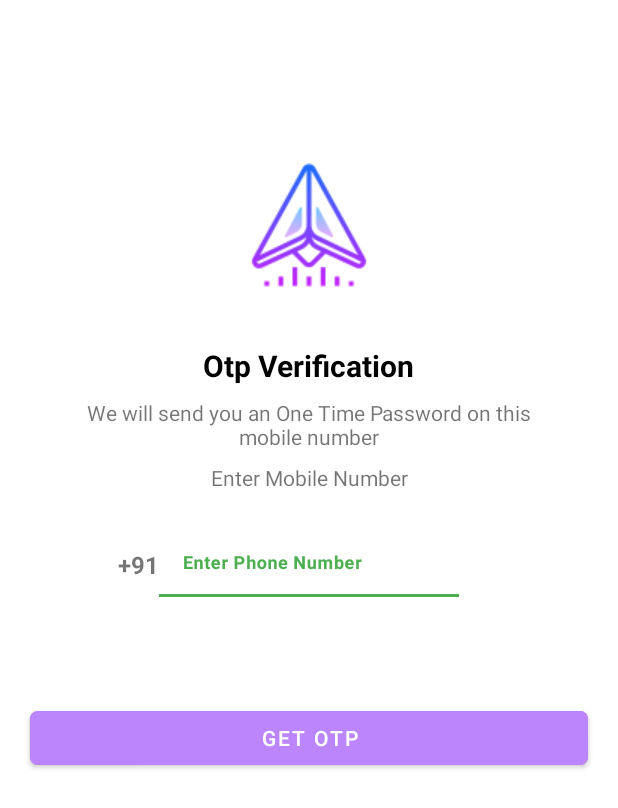
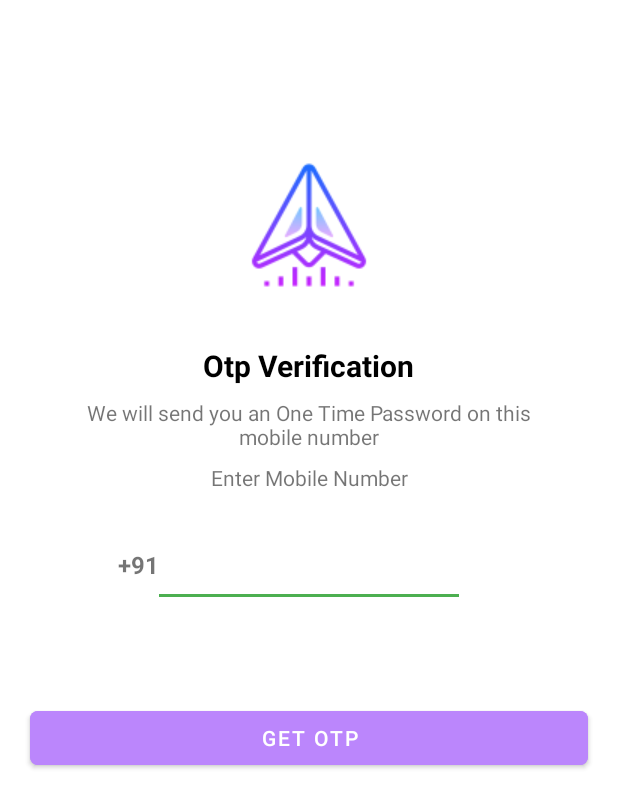
Before and after one commit to SimranjeetSingh5/Agro.ai, an Android app: the screen it shows after launch (SendOtpActivity), on a phone screen of 412 x 824 dp. Shown: the top 808 px of the screen. Run offline under Robolectric (Android 15) with nearby library versions, the phone set to English and light mode, and no system bars; our stand-ins replace Firebase (no records; nobody signed in at launch, a user with empty details on screens opened directly); Roboto replaces fonts that are not available here.

```diff
--- a/app/src/main/java/com/example/plantdiseasedetector/activities/SendOtpActivity.kt
+++ b/app/src/main/java/com/example/plantdiseasedetector/activities/SendOtpActivity.kt
@@ -34,7 +34,6 @@ class SendOtpActivity : AppCompatActivity() {
         binding = ActivitySendOtpBinding.inflate(layoutInflater)
         setContentView(binding.root)
 
-
         mAuth = FirebaseAuth.getInstance()
 
         binding.getOtp.setOnClickListener {
@@ -44,7 +43,7 @@ class SendOtpActivity : AppCompatActivity() {
             }
             binding.progressBar.visibility = View.VISIBLE
             binding.getOtp.visibility = View.INVISIBLE
-            val phone = "+91"+binding.inputMobile.text.toString()
+            val phone = "+91"+ binding.inputMobile.text.toString()
             sendVerificationCode(phone)
         }
     }
--- a/app/src/main/res/layout/activity_send_otp.xml
+++ b/app/src/main/res/layout/activity_send_otp.xml
@@ -76,7 +76,6 @@
                 android:layout_height="40dp"
                 android:background="@null"
                 android:layout_marginTop="30dp"
-                android:hint="@string/enter_phone_number"
                 app:layout_constraintStart_toStartOf="parent"
                 app:layout_constraintStart_toEndOf="@id/phoneExtension"
                 app:layout_constraintTop_toBottomOf="@id/supportText"
@@ -86,9 +85,8 @@
                     android:layout_width="match_parent"
                     android:layout_height="40dp"
                     android:padding="0dp"
-                    android:backgroundTint="@color/white"
+                     android:backgroundTint="@color/white"
                     android:imeOptions="actionDone"
-                    android:importantForAutofill="no"
                     android:inputType="number"
                     android:textColor="@color/black"
                     android:textSize="16sp"
--- a/app/src/main/res/values/strings.xml
+++ b/app/src/main/res/values/strings.xml
@@ -19,4 +19,5 @@
     <string name="enter_phone_number">Enter Phone Number</string>
     <string name="get_otp">Get Otp</string>
     <string name="name_of_disease">Name of Disease</string>
+    <string name="phone_number">Phone number</string>
 </resources>
```
Also changed, not shown: 1 other file.
